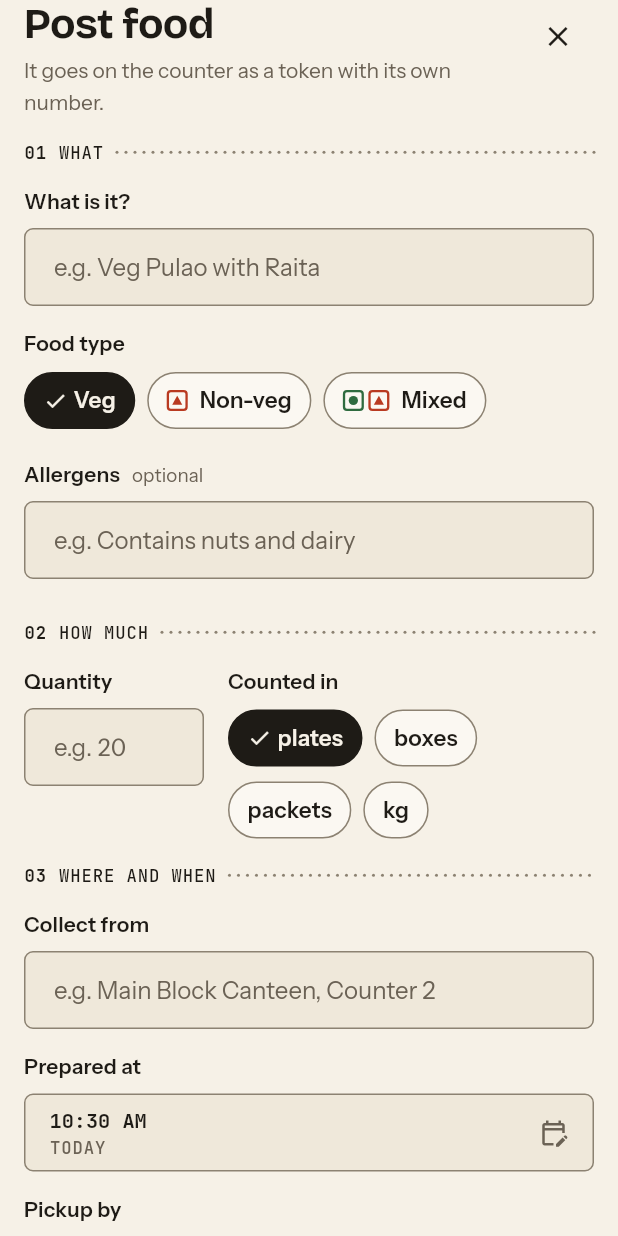
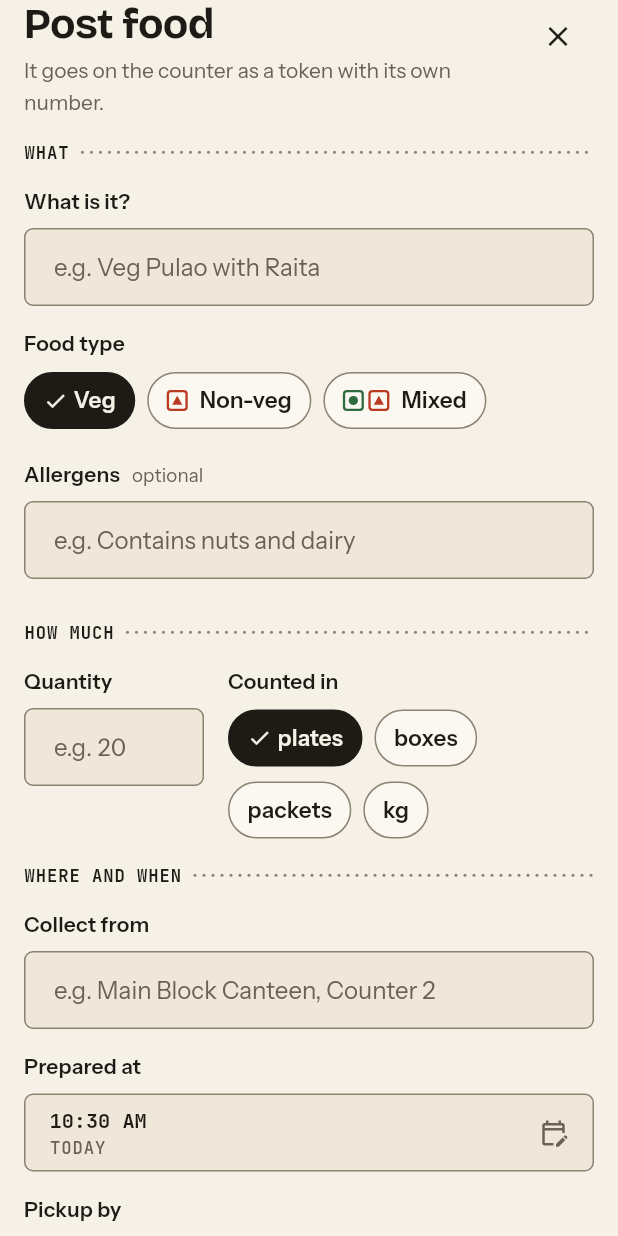
Before and after one commit to vamsikrishna639/FoodLoop-flutter, a Flutter app: the ListingForm widget shown alone on an empty page, opened directly, on a phone screen of 412 x 824 dp. Run offline on Flutter 3.47's test engine with Material 3 defaults, Android fonts, the phone set to English and light mode, and no system bars; our stand-ins replace fl_chart, flutter_secure_storage, go_router, google_fonts, material_ui, shared_preferences; accounts and stored records are empty; network calls fail.

Commit message:
Polish after /impeccable audit (17/20): focus visibility and craft-floor fixes
- Pressable: a paper (or board) keyline inside the focus ring when the
  control is selected, so the ring shows on ink-filled tags and tab cells
- TextButton: keyboard focus draws the 2px ink edge instead of a faint tint
- Profile theme row uses Pressable (app focus ring, one semantic toggle)
- Weekly report's print line moved to its foot (no label above the figure)
- Post-food docket parts are ruled, not numbered (no order to convey)

Co-Authored-By: Claude Opus 5.5 <noreply@anthropic.com>

```diff
--- a/frontend/lib/core/theme/app_theme.dart
+++ b/frontend/lib/core/theme/app_theme.dart
@@ -239,8 +239,10 @@ abstract final class AppTheme {
                 ? textTheme.labelLarge?.copyWith(decoration: TextDecoration.underline)
                 : textTheme.labelLarge,
           ),
-          overlayColor: WidgetStateProperty.resolveWith(
-            (s) => s.contains(WidgetState.focused) ? p.ink.withValues(alpha: 0.08) : Colors.transparent,
+          overlayColor: const WidgetStatePropertyAll(Colors.transparent),
+          // Keyboard focus gets the app's ring: 2px ink on the button's edge.
+          side: WidgetStateProperty.resolveWith(
+            (s) => s.contains(WidgetState.focused) ? BorderSide(color: p.ink, width: 2) : null,
           ),
         ),
       ),
--- a/frontend/lib/screens/donor/listing_form.dart
+++ b/frontend/lib/screens/donor/listing_form.dart
@@ -250,9 +250,9 @@ class _ListingFormState extends State<ListingForm> {
             const SizedBox(height: FlSpace.lg),
             if (_formError != null) FormNotice(message: _formError!),
 
-            // The form is written like a kitchen docket: three numbered
+            // The form is written like a kitchen docket: three ruled
             // parts, then a preview of the line as it will read on the board.
-            const _DocketPart(1, 'What'),
+            const _DocketPart('What', first: true),
             LabeledField(
               label: 'What is it?',
               child: TextFormField(
@@ -300,7 +300,7 @@ class _ListingFormState extends State<ListingForm> {
               ),
             ),
 
-            const _DocketPart(2, 'How much'),
+            const _DocketPart('How much'),
             // Quantity and unit side by side.
             Row(
               crossAxisAlignment: CrossAxisAlignment.start,
@@ -359,7 +359,7 @@ class _ListingFormState extends State<ListingForm> {
                 ),
               ),
 
-            const _DocketPart(3, 'Where and when'),
+            const _DocketPart('Where and when'),
             LabeledField(
               label: 'Collect from',
               child: TextFormField(
@@ -492,27 +492,25 @@ class _ListingFormState extends State<ListingForm> {
   }
 }
 
-/// A numbered part of the docket: "02  HOW MUCH ...........".
+/// One part of the docket: "HOW MUCH ..........................".
+/// A printed rule, not a numbered step: the parts can be filled in any order.
 class _DocketPart extends StatelessWidget {
-  const _DocketPart(this.number, this.label);
-  final int number;
+  const _DocketPart(this.label, {this.first = false});
   final String label;
+  final bool first;
 
   @override
   Widget build(BuildContext context) {
     final fl = context.fl;
     return Padding(
-      padding: EdgeInsets.only(top: number == 1 ? 0 : FlSpace.md, bottom: FlSpace.lg),
+      padding: EdgeInsets.only(top: first ? 0 : FlSpace.md, bottom: FlSpace.lg),
       child: Semantics(
         header: true,
-        label: 'Part $number: $label',
+        label: label,
         child: ExcludeSemantics(
           child: Row(
             children: [
-              Text(number.toString().padLeft(2, '0'),
-                  style: fl.monoSmall.copyWith(color: fl.ink, fontWeight: FontWeight.w700)),
-              const SizedBox(width: FlSpace.sm),
-              Text(label.toUpperCase(), style: fl.monoSmall.copyWith(color: fl.ink)),
+              Text(label.toUpperCase(), style: fl.monoSmall.copyWith(color: fl.ink, fontWeight: FontWeight.w700)),
               const SizedBox(width: FlSpace.sm),
               Expanded(child: DottedLine(color: fl.controlBorder, dot: 2, gap: 4)),
             ],
--- a/frontend/lib/widgets/pressable.dart
+++ b/frontend/lib/widgets/pressable.dart
@@ -76,7 +76,21 @@ class _PressableState extends State<Pressable> {
                     ? Border.all(color: widget.onBoard ? fl.turmeric : fl.ink, width: widget.onBoard ? 3 : 2)
                     : null,
               ),
-              child: widget.builder(context, _hovered && enabled),
+              // A selected control is often filled with the ring's own colour
+              // (an ink tag, the chalk label on the board), which would hide
+              // the ring. A thin keyline in the opposite colour just inside
+              // it keeps the focus visible.
+              // (Always present, so the child's widget tree never changes shape.)
+              child: DecoratedBox(
+                position: DecorationPosition.foreground,
+                decoration: BoxDecoration(
+                  borderRadius: BorderRadius.circular(widget.focusRadius),
+                  border: _focused && widget.selected == true
+                      ? Border.all(color: widget.onBoard ? fl.board : fl.paper, width: widget.onBoard ? 5 : 4)
+                      : null,
+                ),
+                child: widget.builder(context, _hovered && enabled),
+              ),
             ),
           ),
         ),
```
Also changed, not shown: frontend/lib/screens/admin/overview_screen.dart (+10 -4 lines), frontend/lib/screens/common/profile_screen.dart (+8 -5 lines).
